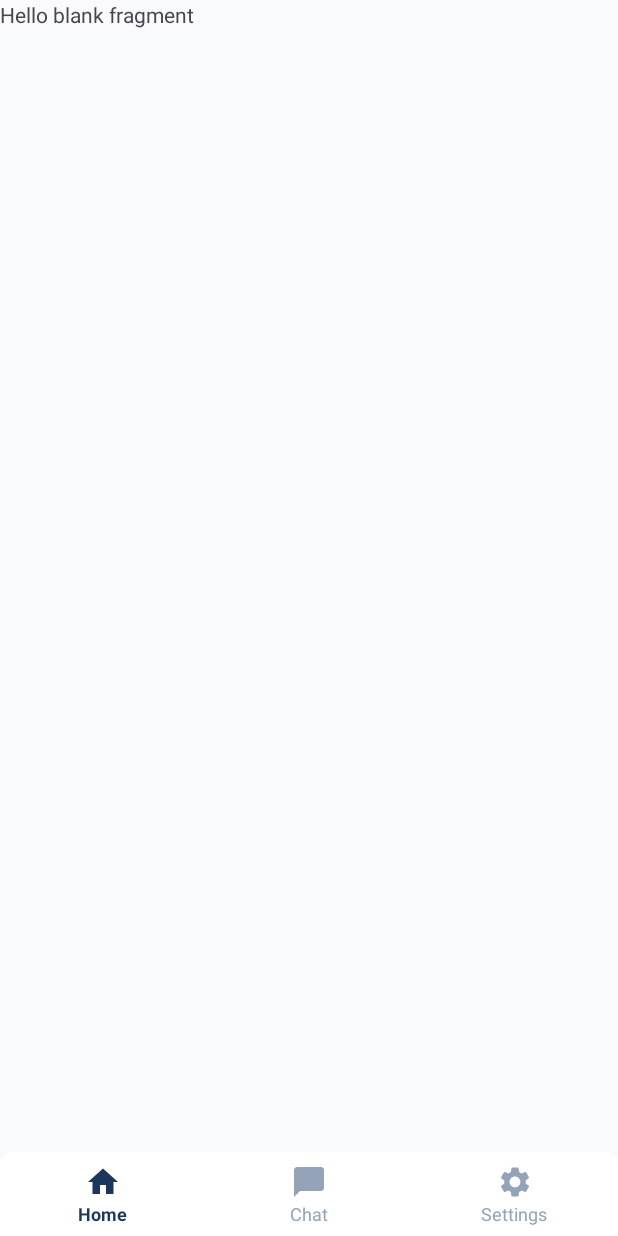
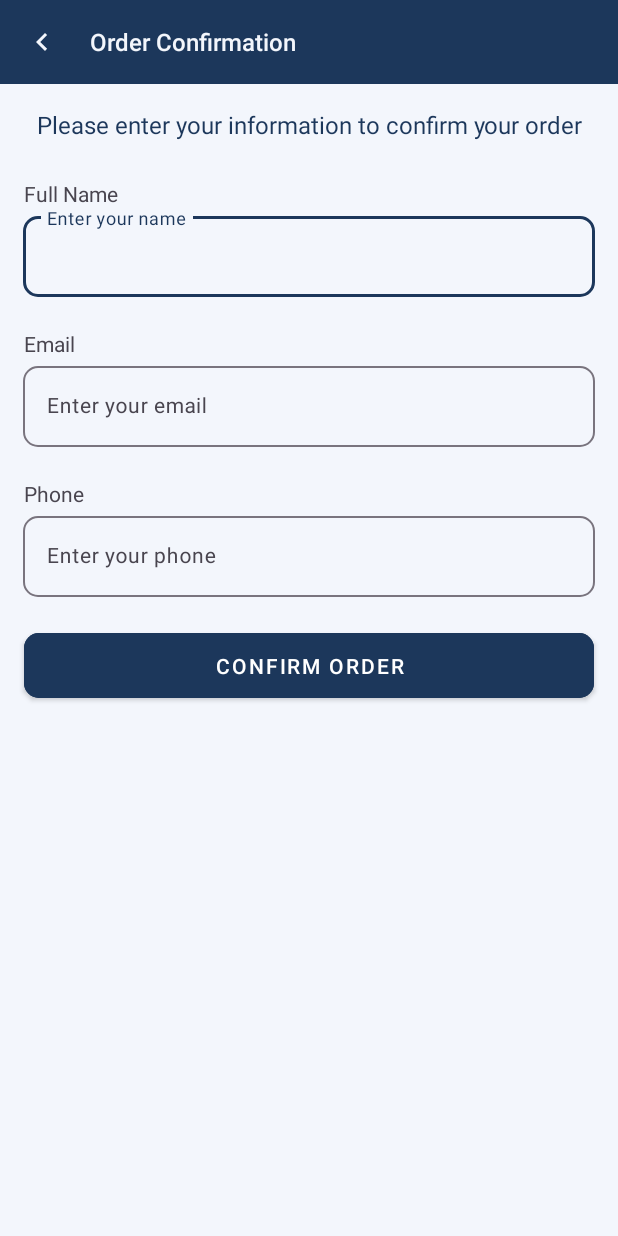
Before and after one commit to QuanHT2412/LabBooking, an Android app: the screen it shows after launch (HomeActivity before the commit, OrderConfirmationActivity after it), on a phone screen of 412 x 824 dp. Run offline under Robolectric (Android 15) with nearby library versions, the phone set to English and light mode, and no system bars; our stand-ins replace Firebase (no records; nobody signed in at launch, a user with empty details on screens opened directly).

Commit message:
add layout for order confirmation page

```diff
--- a/app/src/main/AndroidManifest.xml
+++ b/app/src/main/AndroidManifest.xml
@@ -12,6 +12,9 @@
         android:supportsRtl="true"
         android:theme="@style/Theme.LabBooking"
         tools:targetApi="31">
+        <activity
+            android:name=".activities.OrderConfirmation.OrderConfirmationActivity"
+            android:exported="false" />
         <activity
             android:name=".activities.Register.RegisterActivity"
             android:exported="false" />
--- a/app/src/main/java/io/diendanx/labbooking/activities/Home/HomeActivity.java
+++ b/app/src/main/java/io/diendanx/labbooking/activities/Home/HomeActivity.java
@@ -30,7 +30,8 @@ public class HomeActivity extends AppCompatActivity {
         setContentView(R.layout.activity_home);
         ViewCompat.setOnApplyWindowInsetsListener(findViewById(R.id.main), (v, insets) -> {
             Insets systemBars = insets.getInsets(WindowInsetsCompat.Type.systemBars());
-            v.setPadding(systemBars.left, systemBars.top, systemBars.right, systemBars.bottom);            return insets;
+            v.setPadding(systemBars.left, systemBars.top, systemBars.right, systemBars.bottom);
+            return insets;
         });
 
         initViews();
@@ -42,6 +43,11 @@ public class HomeActivity extends AppCompatActivity {
                 if (!fragmentBackStack.isEmpty()) {
                     int lastPosition = fragmentBackStack.pop();
                     viewPager.setCurrentItem(lastPosition, true);
+                    bottomNav.setSelectedItemId(lastPosition == 0 ?
+                            R.id.nav_home :
+                            lastPosition == 1 ?
+                                    R.id.nav_chat : R.id.nav_settings
+                    );
                 } else {
                     finishAffinity();
                 }
--- a/app/src/main/java/io/diendanx/labbooking/activities/MainActivity.java
+++ b/app/src/main/java/io/diendanx/labbooking/activities/MainActivity.java
@@ -13,6 +13,7 @@ import com.google.firebase.auth.FirebaseAuth;
 
 import io.diendanx.labbooking.R;
 import io.diendanx.labbooking.activities.Home.HomeActivity;
+import io.diendanx.labbooking.activities.OrderConfirmation.OrderConfirmationActivity;
 import io.diendanx.labbooking.activities.SignIn.SignInActivity;
 
 public class MainActivity extends AppCompatActivity {
@@ -38,6 +39,6 @@ public class MainActivity extends AppCompatActivity {
 //            finish();
 //        }
 
-        startActivity(new Intent(this, HomeActivity.class));
+        startActivity(new Intent(this, OrderConfirmationActivity.class));
     }
 }
--- /dev/null
+++ b/app/src/main/java/io/diendanx/labbooking/activities/OrderConfirmation/OrderConfirmationActivity.java
@@ -0,0 +1,51 @@
+package io.diendanx.labbooking.activities.OrderConfirmation;
+
+import android.os.Bundle;
+import android.view.View;
+
+import androidx.activity.EdgeToEdge;
+import androidx.appcompat.app.AppCompatActivity;
+import androidx.core.content.ContextCompat;
+import androidx.core.graphics.Insets;
+import androidx.core.view.ViewCompat;
+import androidx.core.view.WindowInsetsCompat;
+
+import com.google.android.material.appbar.MaterialToolbar;
+
+import io.diendanx.labbooking.R;
+
+public class OrderConfirmationActivity extends AppCompatActivity {
+
+    private MaterialToolbar toolbar;
+
+    @Override
+    protected void onCreate(Bundle savedInstanceState) {
+        super.onCreate(savedInstanceState);
+        EdgeToEdge.enable(this);
+        setContentView(R.layout.activity_order_confirmation);
+        // Set status bar color to main_900
+        getWindow().setStatusBarColor(ContextCompat.getColor(this, R.color.main_900));
+        // Set status bar text color to white
+        getWindow().getDecorView().setSystemUiVisibility(
+                getWindow().getDecorView().getSystemUiVisibility() & ~View.SYSTEM_UI_FLAG_LIGHT_STATUS_BAR
+        );
+        ViewCompat.setOnApplyWindowInsetsListener(findViewById(R.id.main), (v, insets) -> {
+            Insets systemBars = insets.getInsets(WindowInsetsCompat.Type.systemBars());
+            v.setPadding(systemBars.left, systemBars.top, systemBars.right, systemBars.bottom);
+            return insets;
+        });
+        initViews();
+        setListeners();
+    }
+
+    private void initViews() {
+        toolbar = findViewById(R.id.topAppBar);
+
+    }
+
+    private void setListeners() {
+        toolbar.setNavigationOnClickListener(v -> {
+
+        });
+    }
+}
--- /dev/null
+++ b/app/src/main/res/drawable/ic_chat_stripe.xml
@@ -0,0 +1 @@
+<!-- drawable/message_text.xml --><vector xmlns:android="http://schemas.android.com/apk/res/android" android:height="24dp" android:width="24dp" android:viewportWidth="24" android:viewportHeight="24"><path android:fillColor="#000000" android:pathData="M20,2H4A2,2 0 0,0 2,4V22L6,18H20A2,2 0 0,0 22,16V4A2,2 0 0,0 20,2M6,9H18V11H6M14,14H6V12H14M18,8H6V6H18" /></vector>
--- /dev/null
+++ b/app/src/main/res/drawable/ic_chevron_left.xml
@@ -0,0 +1 @@
+<!-- drawable/chevron_left.xml --><vector xmlns:android="http://schemas.android.com/apk/res/android" android:height="24dp" android:width="24dp" android:viewportWidth="24" android:viewportHeight="24"><path android:fillColor="#000000" android:pathData="M15.41,16.58L10.83,12L15.41,7.41L14,6L8,12L14,18L15.41,16.58Z" /></vector>
--- /dev/null
+++ b/app/src/main/res/drawable/ic_settings.xml
@@ -0,0 +1 @@
+<!-- drawable/cog_outline.xml --><vector xmlns:android="http://schemas.android.com/apk/res/android" android:height="24dp" android:width="24dp" android:viewportWidth="24" android:viewportHeight="24"><path android:fillColor="#000000" android:pathData="M12,8A4,4 0 0,1 16,12A4,4 0 0,1 12,16A4,4 0 0,1 8,12A4,4 0 0,1 12,8M12,10A2,2 0 0,0 10,12A2,2 0 0,0 12,14A2,2 0 0,0 14,12A2,2 0 0,0 12,10M10,22C9.75,22 9.54,21.82 9.5,21.58L9.13,18.93C8.5,18.68 7.96,18.34 7.44,17.94L4.95,18.95C4.73,19.03 4.46,18.95 4.34,18.73L2.34,15.27C2.21,15.05 2.27,14.78 2.46,14.63L4.57,12.97L4.5,12L4.57,11L2.46,9.37C2.27,9.22 2.21,8.95 2.34,8.73L4.34,5.27C4.46,5.05 4.73,4.96 4.95,5.05L7.44,6.05C7.96,5.66 8.5,5.32 9.13,5.07L9.5,2.42C9.54,2.18 9.75,2 10,2H14C14.25,2 14.46,2.18 14.5,2.42L14.87,5.07C15.5,5.32 16.04,5.66 16.56,6.05L19.05,5.05C19.27,4.96 19.54,5.05 19.66,5.27L21.66,8.73C21.79,8.95 21.73,9.22 21.54,9.37L19.43,11L19.5,12L19.43,13L21.54,14.63C21.73,14.78 21.79,15.05 21.66,15.27L19.66,18.73C19.54,18.95 19.27,19.04 19.05,18.95L16.56,17.95C16.04,18.34 15.5,18.68 14.87,18.93L14.5,21.58C14.46,21.82 14.25,22 14,22H10M11.25,4L10.88,6.61C9.68,6.86 8.62,7.5 7.85,8.39L5.44,7.35L4.69,8.65L6.8,10.2C6.4,11.37 6.4,12.64 6.8,13.8L4.68,15.36L5.43,16.66L7.86,15.62C8.63,16.5 9.68,17.14 10.87,17.38L11.24,20H12.76L13.13,17.39C14.32,17.14 15.37,16.5 16.14,15.62L18.57,16.66L19.32,15.36L17.2,13.81C17.6,12.64 17.6,11.37 17.2,10.2L19.31,8.65L18.56,7.35L16.15,8.39C15.38,7.5 14.32,6.86 13.12,6.62L12.75,4H11.25Z" /></vector>
--- a/app/src/main/res/layout/activity_home.xml
+++ b/app/src/main/res/layout/activity_home.xml
@@ -25,6 +25,7 @@
         android:background="@drawable/bottom_nav_background"
         app:itemTextAppearanceActive="@style/BottomNavLabelText"
         app:itemTextAppearanceInactive="@style/BottomNavLabelText"
+        app:itemRippleColor="@color/main_400"
         android:elevation="10dp"
         android:layout_width="match_parent"
         android:layout_height="wrap_content"
--- /dev/null
+++ b/app/src/main/res/layout/activity_order_confirmation.xml
@@ -0,0 +1,181 @@
+<?xml version="1.0" encoding="utf-8"?>
+<androidx.coordinatorlayout.widget.CoordinatorLayout
+    xmlns:android="http://schemas.android.com/apk/res/android"
+    xmlns:app="http://schemas.android.com/apk/res-auto"
+    xmlns:tools="http://schemas.android.com/tools"
+    android:id="@+id/main"
+    android:layout_width="match_parent"
+    android:layout_height="match_parent"
+    android:background="@color/main_50"
+    tools:context=".activities.OrderConfirmation.OrderConfirmationActivity">
+
+    <com.google.android.material.appbar.AppBarLayout
+        android:layout_width="match_parent"
+        android:layout_height="wrap_content">
+
+        <com.google.android.material.appbar.MaterialToolbar
+            android:id="@+id/topAppBar"
+            android:layout_width="match_parent"
+            android:layout_height="wrap_content"
+            android:minHeight="0dp"
+            app:title="Order Confirmation"
+            android:background="@color/main_900"
+            app:titleTextColor="@color/main_50"
+            app:navigationIconTint="@color/main_50"
+            app:titleTextAppearance="@style/OrderConfirmationToolbarTitle"
+            app:navigationIcon="@drawable/ic_chevron_left" />
+
+    </com.google.android.material.appbar.AppBarLayout>
+
+    <!-- Note: A RecyclerView can also be used -->
+    <androidx.core.widget.NestedScrollView
+        android:layout_width="match_parent"
+        android:layout_height="match_parent"
+        app:layout_behavior="@string/appbar_scrolling_view_behavior">
+
+        <!-- Scrollable content -->
+        <androidx.constraintlayout.widget.ConstraintLayout
+            android:layout_width="match_parent"
+            android:layout_height="wrap_content">
+
+            <TextView
+                android:id="@+id/txt_order_confirmation"
+                android:layout_width="wrap_content"
+                android:layout_height="wrap_content"
+                android:text="Please enter your information to confirm your order"
+                android:gravity="center"
+                android:paddingHorizontal="16dp"
+                android:textSize="16sp"
+                android:textColor="@color/main_900"
+                android:layout_marginTop="16dp"
+                app:layout_constraintTop_toTopOf="parent"
+                app:layout_constraintStart_toStartOf="parent"
+                app:layout_constraintEnd_toEndOf="parent"/>
+
+            <!-- Name -->
+            <TextView
+                android:id="@+id/tv_name"
+                android:text="Full Name"
+                android:layout_width="match_parent"
+                android:layout_height="wrap_content"
+                android:layout_marginTop="20dp"
+                android:paddingTop="5dp"
+                android:paddingHorizontal="16dp"
+                android:textSize="14sp"
+                app:layout_constraintTop_toBottomOf="@id/txt_order_confirmation"
+                app:layout_constraintStart_toStartOf="parent"/>
+
+            <com.google.android.material.textfield.TextInputLayout
+                android:id="@+id/et_name_wrapper"
+                android:layout_width="match_parent"
+                android:layout_height="wrap_content"
+                android:hint="Enter your name"
+                app:boxCornerRadiusBottomEnd="10dp"
+                app:boxCornerRadiusBottomStart="10dp"
+                app:boxCornerRadiusTopEnd="10dp"
+                app:boxCornerRadiusTopStart="10dp"
+                app:endIconMode="clear_text"
+                android:layout_marginHorizontal="15dp"
+                app:layout_constraintStart_toStartOf="parent"
+                app:layout_constraintTop_toBottomOf="@id/tv_name">
+                <com.google.android.material.textfield.TextInputEditText
+                    android:id="@+id/et_name"
+                    android:inputType="text"
+                    android:textSize="14sp"
+                    android:layout_width="match_parent"
+                    android:layout_height="match_parent"/>
+
+            </com.google.android.material.textfield.TextInputLayout>
+
+            <!--Email-->
+            <TextView
+                android:id="@+id/tv_email"
+                android:text="Email"
+                android:layout_width="match_parent"
+                android:layout_height="wrap_content"
+                android:layout_marginTop="16dp"
+                android:paddingTop="5dp"
+                android:paddingHorizontal="16dp"
+                android:textSize="14sp"
+                app:layout_constraintTop_toBottomOf="@id/et_name_wrapper"
+                app:layout_constraintStart_toStartOf="parent"/>
+
+            <com.google.android.material.textfield.TextInputLayout
+                android:id="@+id/et_email_wrapper"
+                android:layout_width="match_parent"
+                android:layout_height="wrap_content"
+                android:hint="Enter your email"
+                app:boxCornerRadiusBottomEnd="10dp"
+                app:boxCornerRadiusBottomStart="10dp"
+                app:boxCornerRadiusTopEnd="10dp"
+                app:boxCornerRadiusTopStart="10dp"
+                app:endIconMode="clear_text"
+                android:layout_marginHorizontal="15dp"
+                app:layout_constraintStart_toStartOf="parent"
+                app:layout_constraintTop_toBottomOf="@id/tv_email">
+                <com.google.android.material.textfield.TextInputEditText
+                    android:id="@+id/et_email"
+                    android:inputType="textEmailAddress"
+                    android:textSize="14sp"
+                    android:layout_width="match_parent"
+                    android:layout_height="match_parent"/>
+
+            </com.google.android.material.textfield.TextInputLayout>
+
+            <!--Phone-->
+            <TextView
+                android:id="@+id/tv_phone"
+                android:text="Phone"
+                android:layout_width="match_parent"
+                android:layout_height="wrap_content"
+                android:layout_marginTop="16dp"
+                android:paddingTop="5dp"
+                android:paddingHorizontal="16dp"
+                android:textSize="14sp"
+                app:layout_constraintTop_toBottomOf="@id/et_email_wrapper"
+                app:layout_constraintStart_toStartOf="parent"/>
+
+            <com.google.android.material.textfield.TextInputLayout
+                android:id="@+id/et_phone_wrapper"
+                android:layout_width="match_parent"
+                android:layout_height="wrap_content"
+                android:hint="Enter your phone"
+                app:boxCornerRadiusBottomEnd="10dp"
+                app:boxCornerRadiusBottomStart="10dp"
+                app:boxCornerRadiusTopEnd="10dp"
+                app:boxCornerRadiusTopStart="10dp"
+                app:endIconMode="clear_text"
+                android:layout_marginHorizontal="15dp"
+                app:layout_constraintStart_toStartOf="parent"
+                app:layout_constraintTop_toBottomOf="@id/tv_phone">
+                <com.google.android.material.textfield.TextInputEditText
+                    android:id="@+id/et_phone"
+                    android:inputType="phone"
+                    android:textSize="14sp"
+                    android:layout_width="match_parent"
+                    android:layout_height="match_parent"/>
+
+            </com.google.android.material.textfield.TextInputLayout>
+
+            <Button
+                android:id="@+id/btn_confirm"
+                android:text="Confirm Order"
+                android:layout_width="match_parent"
+                android:layout_height="wrap_content"
+                android:layout_marginTop="18dp"
+                android:backgroundTint="@color/main_900"
+                android:layout_marginHorizontal="16dp"
+                app:cornerRadius="10dp"
+                android:paddingVertical="12dp"
+                style="@style/Widget.MaterialComponents.Button"
+                app:layout_constraintStart_toStartOf="parent"
+                app:layout_constraintTop_toBottomOf="@id/et_phone_wrapper"/>
+
+        </androidx.constraintlayout.widget.ConstraintLayout>
+
+    </androidx.core.widget.NestedScrollView>
+
+
+
+
+</androidx.coordinatorlayout.widget.CoordinatorLayout >
--- a/app/src/main/res/menu/bottom_nav_menu.xml
+++ b/app/src/main/res/menu/bottom_nav_menu.xml
@@ -5,10 +5,10 @@
         android:title="Home" />
 
     <item android:id="@+id/nav_chat"
-        android:icon="@drawable/ic_chat_white"
+        android:icon="@drawable/ic_chat_stripe"
         android:title="Chat" />
 
     <item android:id="@+id/nav_settings"
-        android:icon="@drawable/ic_settings_white"
+        android:icon="@drawable/ic_settings"
         android:title="Settings" />
 </menu>
--- a/app/src/main/res/values/themes.xml
+++ b/app/src/main/res/values/themes.xml
@@ -3,6 +3,7 @@
     <style name="Base.Theme.LabBooking" parent="Theme.Material3.DayNight.NoActionBar">
         <!-- Customize your light theme here. -->
         <item name="colorPrimary">@color/main_900</item>
+        <item name="android:statusBarColor">@color/main_900</item>
     </style>
 
     <style name="Theme.LabBooking" parent="Base.Theme.LabBooking" />
@@ -10,4 +11,8 @@
     <style name="BottomNavLabelText" parent="TextAppearance.AppCompat.Caption">
         <item name="android:textSize">12sp</item>
     </style>
+
+    <style name="OrderConfirmationToolbarTitle" parent="TextAppearance.Widget.AppCompat.Toolbar.Title">
+        <item name="android:textSize">16sp</item>
+    </style>
 </resources>
```
